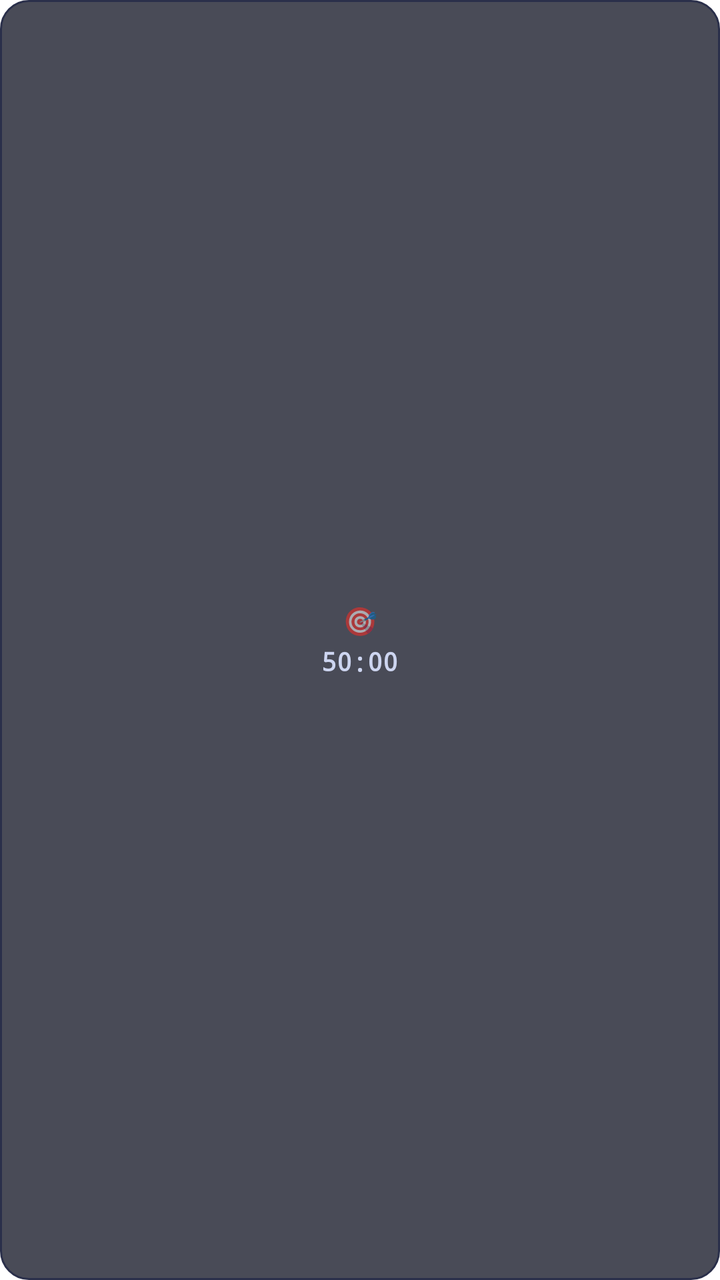
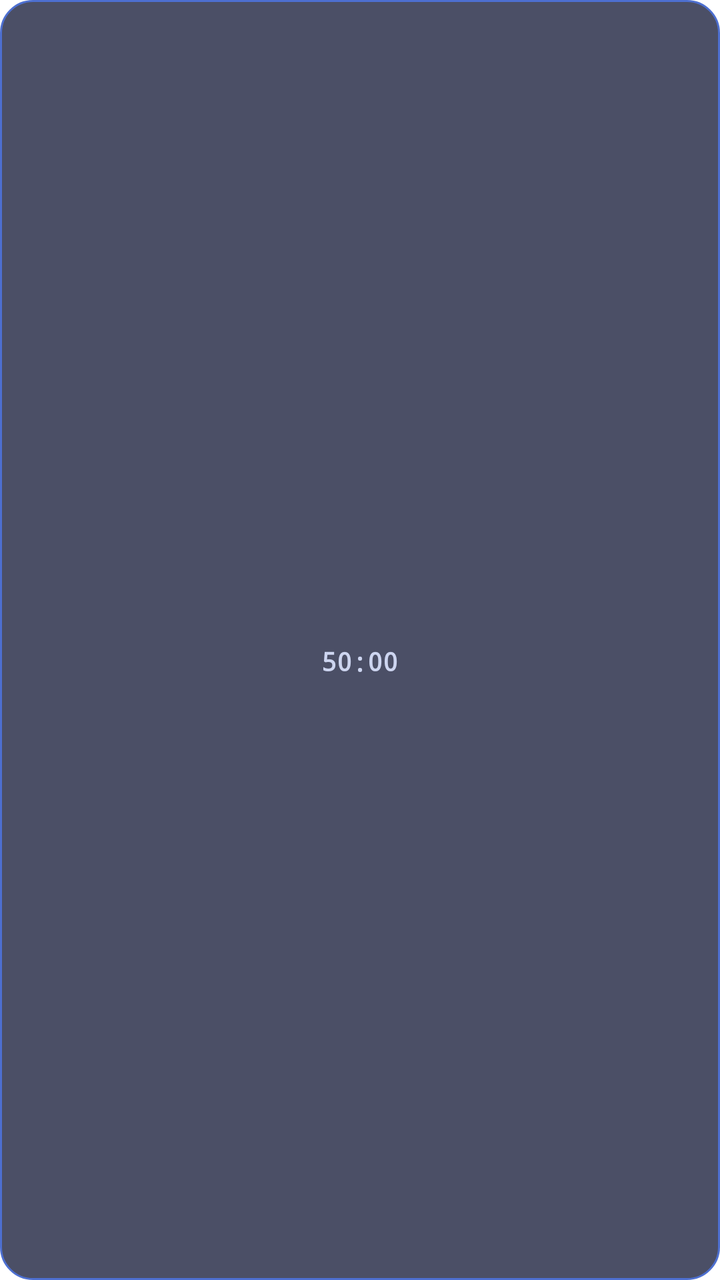

Compare the two renders of this Android layout. The source of the first and the diff that turns it into the second are given below.
<!-- AndroidManifest.xml: fallback theme Theme.MaterialComponents.DayNight.NoActionBar -->
<!-- res/layout/overlay_bubble.xml -->
<?xml version="1.0" encoding="utf-8"?>
<LinearLayout
    xmlns:android="http://schemas.android.com/apk/res/android"
    android:layout_width="wrap_content"
    android:layout_height="wrap_content"
    android:orientation="vertical"
    android:background="@drawable/bubble_bg"
    android:padding="10dp"
    android:elevation="8dp"
    android:gravity="center">

    
    <TextView
        android:layout_width="wrap_content"
        android:layout_height="wrap_content"
        android:text="🎯"
        android:textSize="14sp"
        android:gravity="center"
        android:layout_gravity="center" />

    
    <TextView
        android:id="@+id/tvTimer"
        android:layout_width="wrap_content"
        android:layout_height="wrap_content"
        android:text="50:00"
        android:textSize="13sp"
        android:textStyle="bold"
        android:textColor="#CDD5F0"
        android:fontFamily="monospace"
        android:gravity="center"
        android:layout_gravity="center"
        android:layout_marginTop="2dp" />

</LinearLayout>
<!-- resources referenced by this layout -->
<resources>
  <!-- drawable bubble_bg (drawable) -->
  <?xml version="1.0" encoding="utf-8"?>
  <shape xmlns:android="http://schemas.android.com/apk/res/android"
      android:shape="rectangle">
  
      <corners android:radius="14dp" />
      <solid android:color="#CC1C1F2E" />
      <stroke android:width="1dp" android:color="#2A2F4A" />
  
  </shape>
</resources>

<!-- the commit's change to res/layout/overlay_bubble.xml (unified diff, before → after) -->
@@ -13,7 +13,7 @@
     <TextView
         android:layout_width="wrap_content"
         android:layout_height="wrap_content"
-        android:text="🎯"
+        android:text=""
         android:textSize="14sp"
         android:gravity="center"
         android:layout_gravity="center" />
<!-- resource entries referenced after the edit -->
@@ -4,11 +4,9 @@
   <?xml version="1.0" encoding="utf-8"?>
   <shape xmlns:android="http://schemas.android.com/apk/res/android"
       android:shape="rectangle">
-  
-      <corners android:radius="14dp" />
-      <solid android:color="#CC1C1F2E" />
-      <stroke android:width="1dp" android:color="#2A2F4A" />
-  
+      <solid android:color="#CC1E2340" />
+      <corners android:radius="16dp" />
+      <stroke android:width="1dp" android:color="#4D6FD0" />
   </shape>
 </resources>
 
